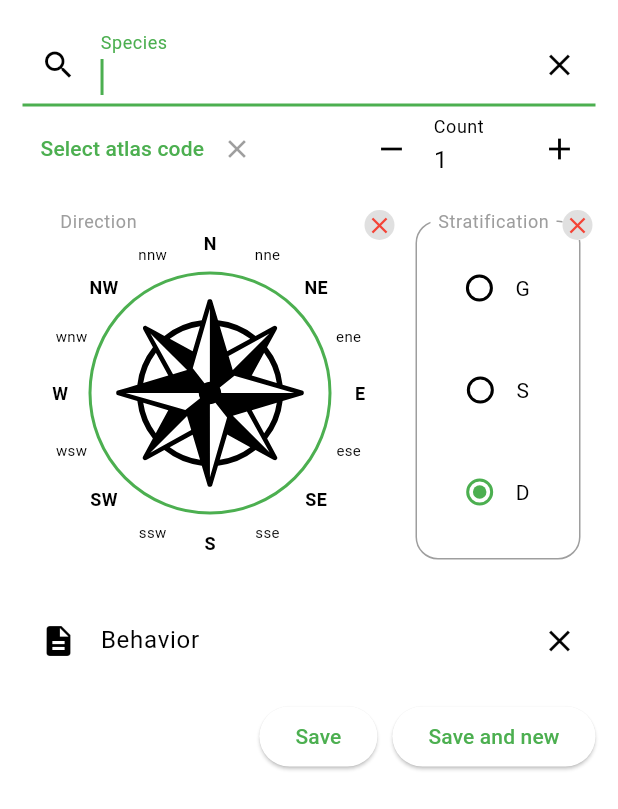
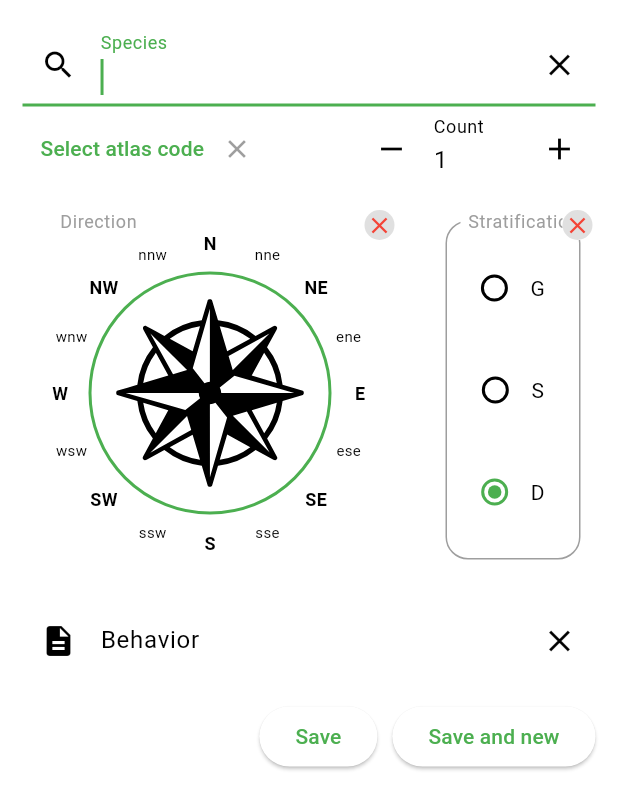
Before and after one commit to antiv/bird_tracker, a Flutter app: the SpeciesForm widget shown alone on an empty page, opened directly, on a phone screen of 412 x 824 dp. Shown: the top 809 px of the screen. Run offline on Flutter 3.47's test engine with Material 3 defaults, Android fonts, the phone set to English and light mode, and no system bars; our stand-ins replace file_picker, flutter_speed_dial, flutter_svg, google_maps_flutter, isar, location and 2 more; missing offline and left inert: context_holder; accounts and stored records are empty; generated files the repository leaves out were written again; statements that could not run were skipped.

Commit message:
flutter 3.19 support

```diff
--- a/lib/home_page.dart
+++ b/lib/home_page.dart
@@ -97,7 +97,7 @@ class _HomePageState extends State<HomePage> {
       // points.add(LatLng(_locationData!.latitude!, _locationData!.longitude!));
       _polyLines?.add(Polyline(
           polylineId: const PolylineId('1'),
-          points: _polyLines?.first.points ?? []
+          points: _polyLines.first.points
             ..add(LatLng(_locationData!.latitude!, _locationData!.longitude!)),
           color: Colors.red,
           width: 5));
@@ -289,6 +289,7 @@ class _HomePageState extends State<HomePage> {
           _markers = Set<Marker>.of(
               transect?.markers?.map((e) => e.toMarker()) ?? []);
           return GoogleMap(
+            key: const Key('map'),
             // on below line setting camera position
             initialCameraPosition: _kHome,
             // on below line we are setting markers on the map
--- a/lib/widgets/species_form.dart
+++ b/lib/widgets/species_form.dart
@@ -218,7 +218,7 @@ class _SpeciesFormState extends State<SpeciesForm> {
                       radius: 80,
                     ),
                     SizedBox(
-                      width: 130,
+                      width: 110,
                       child: EnumRadio(
                         key: ValueKey('stratification$_stratification'),
                         enumValues: Stratification.values,
```
Also changed, not shown: pubspec.yaml (+15 -15 lines), pubspec.lock, 5 other files.
